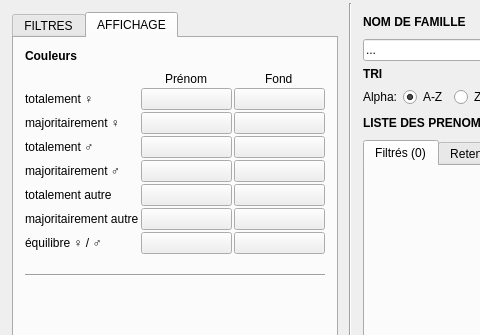
First picture: the form in cpp-projects/tous-les-prenoms-app/all_first_names.ui, repository FlorianLance/TousLesPrenoms, before the edit; both pictures show x 0 to 480 and y 0 to 335 of the 1390 by 808 pixel window.
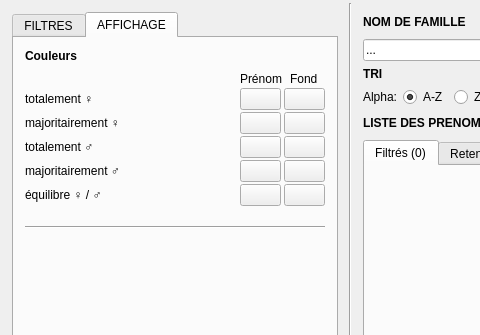
Second picture: the form after the edit. The open tabs and pages were chosen to show the change. Icons and pictures are not drawn.

Commit message: Lists colors

The edit to the form file:
```diff
--- a/cpp-projects/tous-les-prenoms-app/all_first_names.ui
+++ b/cpp-projects/tous-les-prenoms-app/all_first_names.ui
@@ -42,7 +42,7 @@
        <item>
         <widget class="QTabWidget" name="tabWidget">
          <property name="currentIndex">
-          <number>0</number>
+          <number>1</number>
          </property>
          <widget class="QWidget" name="tabFilters">
           <attribute name="title">
@@ -932,20 +932,7 @@
                  <property name="spacing">
                   <number>2</number>
                  </property>
-                 <item row="7" column="3">
-                  <widget class="QPushButton" name="pbBalancedFemaleMaleColorName">
-                   <property name="minimumSize">
-                    <size>
-                     <width>0</width>
-                     <height>0</height>
-                    </size>
-                   </property>
-                   <property name="text">
-                    <string/>
-                   </property>
-                  </widget>
-                 </item>
-                 <item row="7" column="4">
+                 <item row="5" column="4">
                   <widget class="QPushButton" name="pbBalancedFemaleMaleColorBackground">
                    <property name="minimumSize">
                     <size>
@@ -953,64 +940,68 @@
                      <height>0</height>
                     </size>
                    </property>
+                   <property name="maximumSize">
+                    <size>
+                     <width>41</width>
+                     <height>41</height>
+                    </size>
+                   </property>
                    <property name="text">
                     <string/>
                    </property>
                   </widget>
                  </item>
                  <item row="5" column="3">
-                  <widget class="QPushButton" name="pbTotalOtherColorName">
+                  <widget class="QPushButton" name="pbBalancedFemaleMaleColorName">
                    <property name="minimumSize">
                     <size>
                      <width>0</width>
                      <height>0</height>
                     </size>
                    </property>
+                   <property name="maximumSize">
+                    <size>
+                     <width>41</width>
+                     <height>41</height>
+                    </size>
+                   </property>
                    <property name="text">
                     <string/>
                    </property>
                   </widget>
                  </item>
-                 <item row="0" column="4" alignment="Qt::AlignHCenter">
-                  <widget class="QLabel" name="label_5">
-                   <property name="text">
-                    <string>Fond</string>
-                   </property>
-                  </widget>
-                 </item>
-                 <item row="1" column="3">
-                  <widget class="QPushButton" name="pbTotalFemaleColorName">
+                 <item row="1" column="4">
+                  <widget class="QPushButton" name="pbTotalFemaleColorBackground">
                    <property name="minimumSize">
                     <size>
                      <width>0</width>
                      <height>0</height>
                     </size>
                    </property>
+                   <property name="maximumSize">
+                    <size>
+                     <width>41</width>
+                     <height>41</height>
+                    </size>
+                   </property>
                    <property name="text">
                     <string/>
                    </property>
                   </widget>
                  </item>
-                 <item row="3" column="2">
-                  <widget class="QLabel" name="label_27">
+                 <item row="2" column="2">
+                  <widget class="QLabel" name="label_8">
                    <property name="text">
-                    <string>totalement ♂</string>
+                    <string>majoritairement ♀</string>
                    </property>
                   </widget>
                  </item>
-                 <item row="2" column="4">
-                  <widget class="QPushButton" name="pbMajorFemaleColorBackground">
-                   <property name="text">
-                    <string/>
-                   </property>
-                  </widget>
-                 </item>
-                 <item row="3" column="4">
-                  <widget class="QPushButton" name="pbTotalMaleColorBackground">
-                   <property name="minimumSize">
+                 <item row="4" column="3">
+                  <widget class="QPushButton" name="pbMajorMaleColorName">
+                   <property name="maximumSize">
                     <size>
-                     <width>0</width>
-                     <height>0</height>
+                     <width>41</width>
+                     <height>41</height>
                     </size>
                    </property>
                    <property name="text">
@@ -1025,10 +1016,23 @@
                    </property>
                   </widget>
                  </item>
-                 <item row="2" column="2">
-                  <widget class="QLabel" name="label_8">
+                 <item row="0" column="4" alignment="Qt::AlignHCenter">
+                  <widget class="QLabel" name="label_5">
                    <property name="text">
-                    <string>majoritairement ♀</string>
+                    <string>Fond</string>
+                   </property>
+                  </widget>
+                 </item>
+                 <item row="4" column="4">
+                  <widget class="QPushButton" name="pbMajorMaleColorBackground">
+                   <property name="maximumSize">
+                    <size>
+                     <width>41</width>
+                     <height>41</height>
+                    </size>
+                   </property>
+                   <property name="text">
+                    <string/>
                    </property>
                   </widget>
                  </item>
@@ -1039,26 +1043,25 @@
                    </property>
                   </widget>
                  </item>
+                 <item row="2" column="4">
+                  <widget class="QPushButton" name="pbMajorFemaleColorBackground">
+                   <property name="maximumSize">
+                    <size>
+                     <width>41</width>
+                     <height>41</height>
+                    </size>
+                   </property>
+                   <property name="text">
+                    <string/>
+                   </property>
+                  </widget>
+                 </item>
                  <item row="2" column="3">
                   <widget class="QPushButton" name="pbMajorFemaleColorName">
-                   <property name="text">
-                    <string/>
-                   </property>
-                  </widget>
-                 </item>
-                 <item row="7" column="2">
-                  <widget class="QLabel" name="label_28">
-                   <property name="text">
-                    <string>équilibre ♀ / ♂</string>
-                   </property>
-                  </widget>
-                 </item>
-                 <item row="5" column="4">
-                  <widget class="QPushButton" name="pbTotalOtherColorBackground">
-                   <property name="minimumSize">
+                   <property name="maximumSize">
                     <size>
-                     <width>0</width>
-                     <height>0</height>
+                     <width>41</width>
+                     <height>41</height>
                     </size>
                    </property>
                    <property name="text">
@@ -1066,34 +1069,39 @@
                    </property>
                   </widget>
                  </item>
-                 <item row="5" column="2">
-                  <widget class="QLabel" name="label_29">
-                   <property name="text">
-                    <string>totalement autre</string>
-                   </property>
-                  </widget>
-                 </item>
-                 <item row="3" column="3">
-                  <widget class="QPushButton" name="pbTotalMaleColorName">
+                 <item row="3" column="4">
+                  <widget class="QPushButton" name="pbTotalMaleColorBackground">
                    <property name="minimumSize">
                     <size>
                      <width>0</width>
                      <height>0</height>
                     </size>
                    </property>
+                   <property name="maximumSize">
+                    <size>
+                     <width>41</width>
+                     <height>41</height>
+                    </size>
+                   </property>
                    <property name="text">
                     <string/>
                    </property>
                   </widget>
                  </item>
-                 <item row="1" column="4">
-                  <widget class="QPushButton" name="pbTotalFemaleColorBackground">
+                 <item row="1" column="3">
+                  <widget class="QPushButton" name="pbTotalFemaleColorName">
                    <property name="minimumSize">
                     <size>
                      <width>0</width>
                      <height>0</height>
                     </size>
                    </property>
+                   <property name="maximumSize">
+                    <size>
+                     <width>41</width>
+                     <height>41</height>
+                    </size>
+                   </property>
                    <property name="text">
                     <string/>
                    </property>
@@ -1106,38 +1114,36 @@
                    </property>
                   </widget>
                  </item>
-                 <item row="4" column="3">
-                  <widget class="QPushButton" name="pbMajorMaleColorName">
+                 <item row="3" column="2">
+                  <widget class="QLabel" name="label_27">
                    <property name="text">
-                    <string/>
+                    <string>totalement ♂</string>
                    </property>
                   </widget>
                  </item>
-                 <item row="4" column="4">
-                  <widget class="QPushButton" name="pbMajorMaleColorBackground">
-                   <property name="text">
-                    <string/>
+                 <item row="3" column="3">
+                  <widget class="QPushButton" name="pbTotalMaleColorName">
+                   <property name="minimumSize">
+                    <size>
+                     <width>0</width>
+                     <height>0</height>
+                    </size>
                    </property>
-                  </widget>
-                 </item>
-                 <item row="6" column="2">
-                  <widget class="QLabel" name="label_13">
-                   <property name="text">
-                    <string>majoritairement autre</string>
+                   <property name="maximumSize">
+                    <size>
+                     <width>41</width>
+                     <height>41</height>
+                    </size>
                    </property>
-                  </widget>
-                 </item>
-                 <item row="6" column="3">
-                  <widget class="QPushButton" name="pbMajorOtherColorName">
                    <property name="text">
                     <string/>
                    </property>
                   </widget>
                  </item>
-                 <item row="6" column="4">
-                  <widget class="QPushButton" name="pbMajorOtherColorBackground">
+                 <item row="5" column="2">
+                  <widget class="QLabel" name="label_28">
                    <property name="text">
-                    <string/>
+                    <string>équilibre ♀ / ♂</string>
                    </property>
                   </widget>
                  </item>
```
The commit also changes 9 other files.
